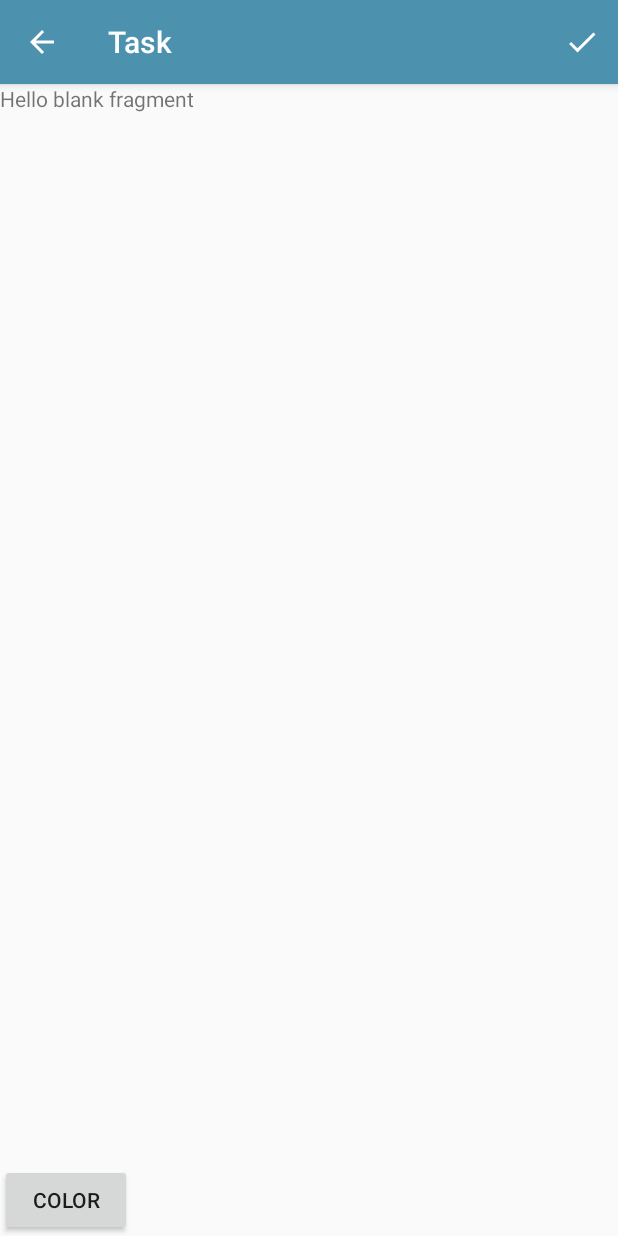
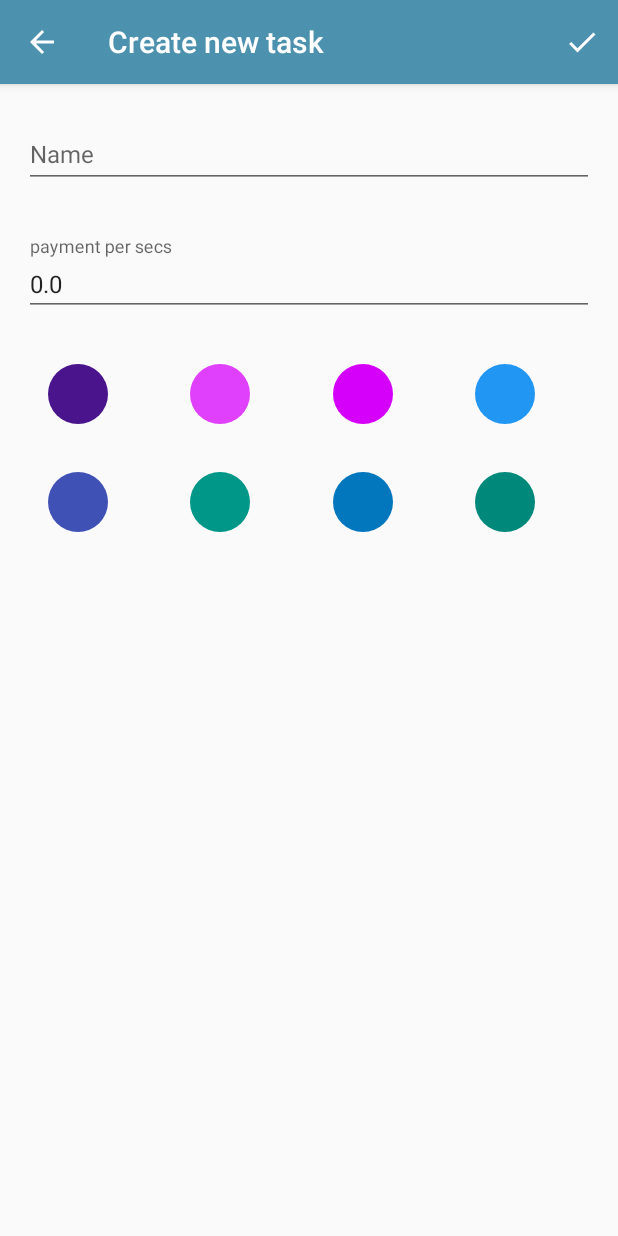
Before and after one commit to quyetdv155214/Pomodoro, an Android app: the TaskActivity screen opened directly, with no data from a screen before it, after a tap on an icon or button, on a phone screen of 412 x 824 dp. Run offline under Robolectric (Android 15) with nearby library versions, the phone set to English and light mode, and no system bars; our stand-ins replace ButterKnife.

Commit message:
add detail layout

```diff
--- a/Podomoro/app/src/main/java/com/example/quyet/podomoro/activities/LoginActivity.java
+++ b/Podomoro/app/src/main/java/com/example/quyet/podomoro/activities/LoginActivity.java
@@ -17,7 +17,6 @@ import android.widget.ImageView;
 import android.widget.Toast;
 
 import com.example.quyet.podomoro.R;
-import com.example.quyet.podomoro.adapters.ColorTableAdapter;
 import com.example.quyet.podomoro.networks.jsonmodel.LoginBodyJson;
 import com.example.quyet.podomoro.networks.jsonmodel.LoginResponseJson;
 import com.example.quyet.podomoro.networks.jsonmodel.RegisterBodyJson;
@@ -71,12 +70,13 @@ public class LoginActivity extends AppCompatActivity {
         super.onCreate(savedInstanceState);
         setContentView(R.layout.activity_login);
         ButterKnife.bind(this);
-
         addListener();
         setupUI();
         SharedPrefs.init(this);
         etUsername.requestFocus();
-        skipLoginIfPosible();
+
+//        skipLoginIfPossible();
+//
 
     }
 
@@ -255,7 +255,7 @@ public class LoginActivity extends AppCompatActivity {
     /**
      *
      */
-    private void skipLoginIfPosible() {
+    private void skipLoginIfPossible() {
         if (SharedPrefs.getInstance().getLoginCredentials().getAccessToken() != null) {
             gotoTaskActivity();
         }
--- a/Podomoro/app/src/main/java/com/example/quyet/podomoro/activities/TaskActivity.java
+++ b/Podomoro/app/src/main/java/com/example/quyet/podomoro/activities/TaskActivity.java
@@ -17,13 +17,15 @@ import android.view.MenuItem;
 import android.view.View;
 
 import com.example.quyet.podomoro.R;
+import com.example.quyet.podomoro.fragment.FragmentListener;
+import com.example.quyet.podomoro.fragment.ManagerFragment;
 import com.example.quyet.podomoro.fragment.TaskFragment;
 
 import butterknife.BindDrawable;
 import butterknife.ButterKnife;
 
 public class TaskActivity extends AppCompatActivity
-        implements NavigationView.OnNavigationItemSelectedListener {
+        implements NavigationView.OnNavigationItemSelectedListener , FragmentListener{
 
     private static final String TAG = "task activity";
     ActionBarDrawerToggle toggle;
@@ -77,7 +79,7 @@ public class TaskActivity extends AppCompatActivity
             }
         });
         TaskFragment taskFragment = new TaskFragment();
-        changFragment(taskFragment, false);
+        replaceFragment(taskFragment, false);
 
     }
 
@@ -162,16 +164,7 @@ public class TaskActivity extends AppCompatActivity
 
 
     public void changFragment(Fragment frag, boolean addToBackStack) {
-//        FragmentManager fragmentManager =
-//                this.getSupportFragmentManager();
-//
-//        FragmentTransaction fragmentTransaction = fragmentManager.beginTransaction();
-//        fragmentTransaction.replace(R.id.fl_main, frag);
-//        fragmentTransaction.addToBackStack(
-//                null
-//        );
-//        fragmentTransaction.commit();
-        //rut gon
+
         if (addToBackStack)
             getSupportFragmentManager()
                     .beginTransaction()
@@ -185,4 +178,9 @@ public class TaskActivity extends AppCompatActivity
                     .commit();
         }
     }
+
+    @Override
+    public void replaceFragment(Fragment fragment, boolean addToBackStack) {
+        new ManagerFragment(getSupportFragmentManager(),R.id.fl_main).replaceFragment(fragment,addToBackStack);
+    }
 }
--- a/Podomoro/app/src/main/java/com/example/quyet/podomoro/adapters/viewHolders/ColorTableViewHolder.java
+++ b/Podomoro/app/src/main/java/com/example/quyet/podomoro/adapters/viewHolders/ColorTableViewHolder.java
@@ -15,7 +15,7 @@ import butterknife.ButterKnife;
  * Created by quyet on 2/11/2017.
  */
 
-public class ColorTableViewHolder extends RecyclerView.ViewHolder {
+public class ColorTableViewHolder extends RecyclerView.ViewHolder implements View.OnClickListener {
     @BindView(R.id.cb_color)
     CheckBox cb_color;
     @BindView(R.id.v_color)
@@ -29,4 +29,12 @@ public class ColorTableViewHolder extends RecyclerView.ViewHolder {
         GradientDrawable gradientDrawable = (GradientDrawable) v_color.getBackground();
         gradientDrawable.setColor(Color.parseColor(color.getColor()));
     }
+    @Override
+    public void onClick(View view) {
+        if (cb_color.isChecked()){
+            cb_color.setChecked(false);
+        }else{
+            cb_color.setChecked(true);
+        }
+    }
 }
--- a/Podomoro/app/src/main/java/com/example/quyet/podomoro/databases/models/Color.java
+++ b/Podomoro/app/src/main/java/com/example/quyet/podomoro/databases/models/Color.java
@@ -6,6 +6,7 @@ package com.example.quyet.podomoro.databases.models;
 
 public class Color {
     private String color;
+    boolean checked;
     public void setColor(String color) {
         this.color = color;
     }
@@ -16,12 +17,15 @@ public class Color {
 
     public Color( String color) {
         this.color = color;
+        this.checked = false;
 
     }
+
     @Override
     public String toString() {
         return "Color{" +
                 "color='" + color + '\'' +
+                ", checked=" + checked +
                 '}';
     }
 }
--- /dev/null
+++ b/Podomoro/app/src/main/java/com/example/quyet/podomoro/fragment/FragmentListener.java
@@ -0,0 +1,11 @@
+package com.example.quyet.podomoro.fragment;
+
+import android.support.v4.app.Fragment;
+
+/**
+ * Created by quyetdv on 2/14/2017.
+ */
+
+public interface FragmentListener {
+    void replaceFragment(Fragment fragment, boolean addToBackStack);
+}
--- /dev/null
+++ b/Podomoro/app/src/main/java/com/example/quyet/podomoro/fragment/ManagerFragment.java
@@ -0,0 +1,32 @@
+package com.example.quyet.podomoro.fragment;
+
+import android.support.v4.app.Fragment;
+import android.support.v4.app.FragmentManager;
+import android.support.v4.app.FragmentTransaction;
+
+/**
+ * Created by quyetdv on 2/14/2017.
+ */
+
+public class ManagerFragment {
+    public FragmentManager fm ;
+    public FragmentTransaction ft;
+    public int layoutReplace;
+    public ManagerFragment(FragmentManager fm, int layoutReplace) {
+        this.fm =fm;
+        this.layoutReplace = layoutReplace;
+        ft =fm.beginTransaction();
+    }
+
+    public android.support.v4.app.FragmentTransaction getFragmentTransaction(){
+        return this.ft;
+    }
+
+    public void replaceFragment(Fragment fragment, boolean addToBackstack){
+        ft.replace(layoutReplace,fragment);
+        if(addToBackstack){
+            ft.addToBackStack(null);
+        }
+        ft.commit();
+    }
+}
--- a/Podomoro/app/src/main/java/com/example/quyet/podomoro/fragment/TaskDetailFragment.java
+++ b/Podomoro/app/src/main/java/com/example/quyet/podomoro/fragment/TaskDetailFragment.java
@@ -4,26 +4,34 @@ package com.example.quyet.podomoro.fragment;
 import android.os.Bundle;
 import android.support.v4.app.Fragment;
 import android.support.v4.app.FragmentManager;
+import android.support.v7.app.AppCompatActivity;
+import android.support.v7.widget.GridLayoutManager;
+import android.support.v7.widget.RecyclerView;
 import android.view.LayoutInflater;
 import android.view.Menu;
 import android.view.MenuInflater;
 import android.view.MenuItem;
 import android.view.View;
 import android.view.ViewGroup;
+import android.widget.EditText;
 import android.widget.Toast;
 
 import com.example.quyet.podomoro.R;
 import com.example.quyet.podomoro.activities.TaskActivity;
+import com.example.quyet.podomoro.adapters.ColorTableAdapter;
 
 import butterknife.BindView;
-import butterknife.OnClick;
+import butterknife.ButterKnife;
 
 /**
  * A simple {@link Fragment} subclass.
  */
-public class TaskDetailFragment extends Fragment {
+public class TaskDetailFragment extends Fragment implements FragmentListener{
 
-
+    @BindView(R.id.rv_colors)
+    RecyclerView rv_colors;
+    @BindView(R.id.et_payment)
+    EditText payment;
     public TaskDetailFragment() {
         // Required empty public constructor
         setHasOptionsMenu(true);
@@ -35,8 +43,29 @@ public class TaskDetailFragment extends Fragment {
                              Bundle savedInstanceState) {
         // Inflate the layout for this fragment
 
-        return inflater.inflate(R.layout.fragment_task_detail, container, false);
+        View view = inflater.inflate(R.layout.fragment_task_detail, container, false);
+        setupUI(view);
+        return view;
     }
+
+    private void setupUI(View view) {
+        ButterKnife.bind(this,view);
+        ColorTableAdapter colorAdapter = new ColorTableAdapter();
+        rv_colors.setAdapter(colorAdapter);
+        rv_colors.setLayoutManager(new GridLayoutManager(this.getContext(),4));
+        payment.setText("0.0");
+        payment.setOnFocusChangeListener(new View.OnFocusChangeListener() {
+            @Override
+            public void onFocusChange(View view, boolean b) {
+                if (payment.getText() == null){
+                    payment.setText("0");
+                }
+            }
+        });
+        AppCompatActivity activity =  (AppCompatActivity) getActivity();
+        activity.getSupportActionBar().setTitle("Create new task");
+    }
+
     @Override
     public void onCreateOptionsMenu(Menu menu, MenuInflater inflater) {
             inflater.inflate(R.menu.menu_edit_task, menu);
@@ -46,14 +75,16 @@ public class TaskDetailFragment extends Fragment {
     public boolean onOptionsItemSelected(MenuItem item) {
         Toast.makeText(this.getContext(), "Save", Toast.LENGTH_SHORT).show();
         TaskFragment taskFragment = new TaskFragment();
+        // // TODO: 2/14/2017 pop back stack
+//        replaceFragment(taskFragment, false);
 
-        ((TaskActivity)(getActivity())).changFragment(taskFragment, false);
-
-
-        return  true;
+        return true;
     }
 
+    @Override
+    public void replaceFragment(Fragment fragment, boolean addToBackStack) {
+            new ManagerFragment(this.getActivity().getSupportFragmentManager(),R.id.fl_main)
+                    .replaceFragment(fragment,addToBackStack);
 
-
-
+    }
 }
--- a/Podomoro/app/src/main/java/com/example/quyet/podomoro/fragment/TaskFragment.java
+++ b/Podomoro/app/src/main/java/com/example/quyet/podomoro/fragment/TaskFragment.java
@@ -27,7 +27,7 @@ import butterknife.OnClick;
 /**
  * A simple {@link Fragment} subclass.
  */
-public class TaskFragment extends Fragment {
+public class TaskFragment extends Fragment implements FragmentListener {
 
 
     @BindView(R.id.rv_task)
@@ -66,9 +66,12 @@ public class TaskFragment extends Fragment {
     @OnClick(R.id.fab)
     void onFabClick(){
         TaskDetailFragment taskDetailFragment = new TaskDetailFragment();
-        ((TaskActivity)(getActivity())).changFragment(taskDetailFragment, true);
+        replaceFragment(taskDetailFragment, true);
         // // TODO: 2/11/2017
     }
-
-
+    @Override
+    public void replaceFragment(Fragment fragment, boolean addToBackStack) {
+        ManagerFragment mf  = new ManagerFragment(this.getActivity().getSupportFragmentManager(), R.id.fl_main);
+        mf.replaceFragment(fragment, true);
+    }
 }
--- a/Podomoro/app/src/main/java/com/example/quyet/podomoro/settings/SharedPrefs.java
+++ b/Podomoro/app/src/main/java/com/example/quyet/podomoro/settings/SharedPrefs.java
@@ -11,7 +11,7 @@ import com.google.gson.Gson;
 
 public class SharedPrefs {
     private static final String SHARED_PREFS_NAME = "SP";
-    private static final String LOGIN_KEY = "login";
+    private static final String LOGIN_KEY = "LOGIN";
 
     private static final String SETTING_KEY = "SETTING";
     private SharedPreferences sharedPreferences;
--- a/Podomoro/app/src/main/res/layout/app_bar_task.xml
+++ b/Podomoro/app/src/main/res/layout/app_bar_task.xml
@@ -23,12 +23,6 @@
 
 
 
-    <Button
-        android:text="Color"
-        android:layout_gravity="bottom|start"
-        android:id="@+id/bt_color_choose"
-        android:layout_width="wrap_content"
-        android:layout_height="wrap_content" />
 
     <FrameLayout
         android:id="@+id/fl_main"
--- a/Podomoro/app/src/main/res/layout/fragment_task_detail.xml
+++ b/Podomoro/app/src/main/res/layout/fragment_task_detail.xml
@@ -5,9 +5,50 @@
     tools:context="com.example.quyet.podomoro.fragment.TaskDetailFragment">
 
     <!-- TODO: Update blank fragment layout -->
-    <TextView
+    <LinearLayout
+        android:orientation="vertical"
         android:layout_width="match_parent"
-        android:layout_height="match_parent"
-        android:text="@string/hello_blank_fragment" />
+        android:layout_height="match_parent">
+
+        <android.support.design.widget.TextInputLayout
+            android:layout_margin="@dimen/textInputMargin"
+            android:id="@+id/textInputName"
+            android:layout_width="match_parent"
+            android:layout_height="wrap_content">
+
+            <EditText
+                android:id="@+id/et_name"
+                android:inputType="textPassword"
+                android:imeOptions="actionDone"
+                android:textSize="16sp"
+                android:hint="@string/text_input_name"
+                android:layout_width="match_parent"
+                android:layout_height="wrap_content" />
+        </android.support.design.widget.TextInputLayout>
+        <android.support.design.widget.TextInputLayout
+            android:layout_margin="@dimen/textInputMargin"
+            android:id="@+id/textInput"
+            android:layout_width="match_parent"
+            android:layout_height="wrap_content">
+
+            <EditText
+                android:id="@+id/et_payment"
+                android:hint="@string/payment_per_secs"
+                android:textSize="16sp"
+                android:imeOptions="actionNext"
+                android:inputType="numberDecimal"
+                android:layout_width="match_parent"
+                android:layout_height="wrap_content" />
+        </android.support.design.widget.TextInputLayout>
+
+        <android.support.v7.widget.RecyclerView
+            android:layout_marginRight="16dp"
+            android:layout_marginLeft="16dp"
+            android:id="@+id/rv_colors"
+            android:layout_width="match_parent"
+            android:layout_height="160dp"
+            >
+        </android.support.v7.widget.RecyclerView>
+    </LinearLayout>
 
 </FrameLayout>
--- a/Podomoro/app/src/main/res/values/dimens.xml
+++ b/Podomoro/app/src/main/res/values/dimens.xml
@@ -15,5 +15,6 @@
     <dimen name="view_inter_space">16dp</dimen>
     <dimen name="margin_start">16dp</dimen>
     <dimen name="margin_end">16dp</dimen>
+    <dimen name="textInputMargin">16dp</dimen>
 
 </resources>
--- a/Podomoro/app/src/main/res/values/strings.xml
+++ b/Podomoro/app/src/main/res/values/strings.xml
@@ -20,4 +20,6 @@
     <!-- TODO: Remove or change this placeholder text -->
     <string name="hello_blank_fragment">Hello blank fragment</string>
     <string name="ok">OK</string>
+    <string name="text_input_name">Name</string>
+    <string name="payment_per_secs">payment per secs</string>
 </resources>
```
